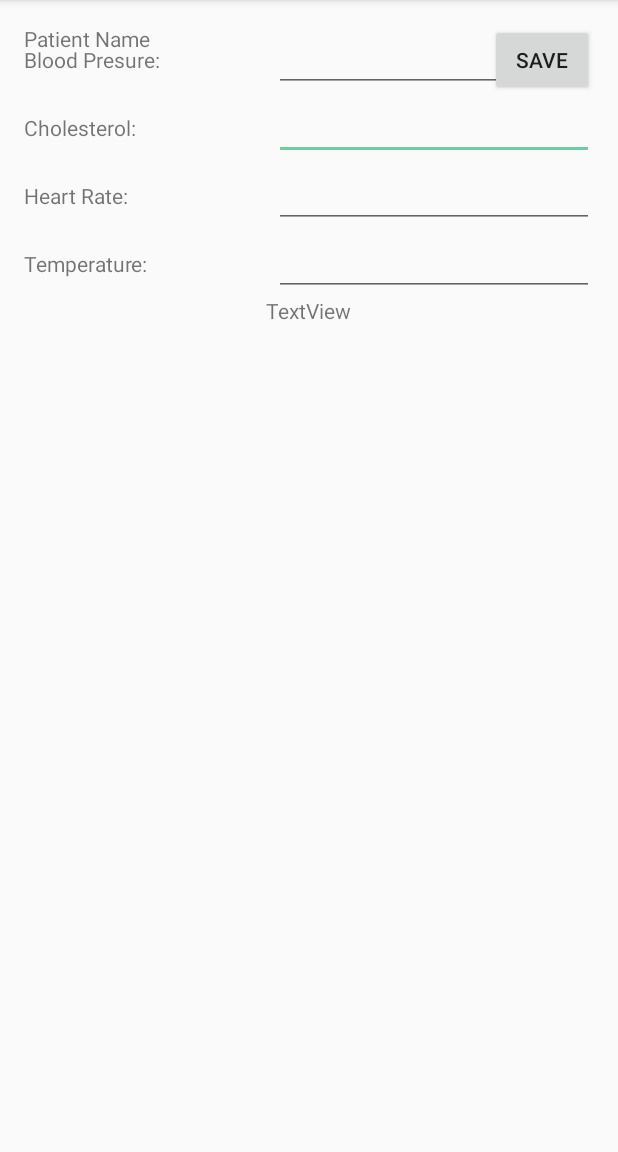
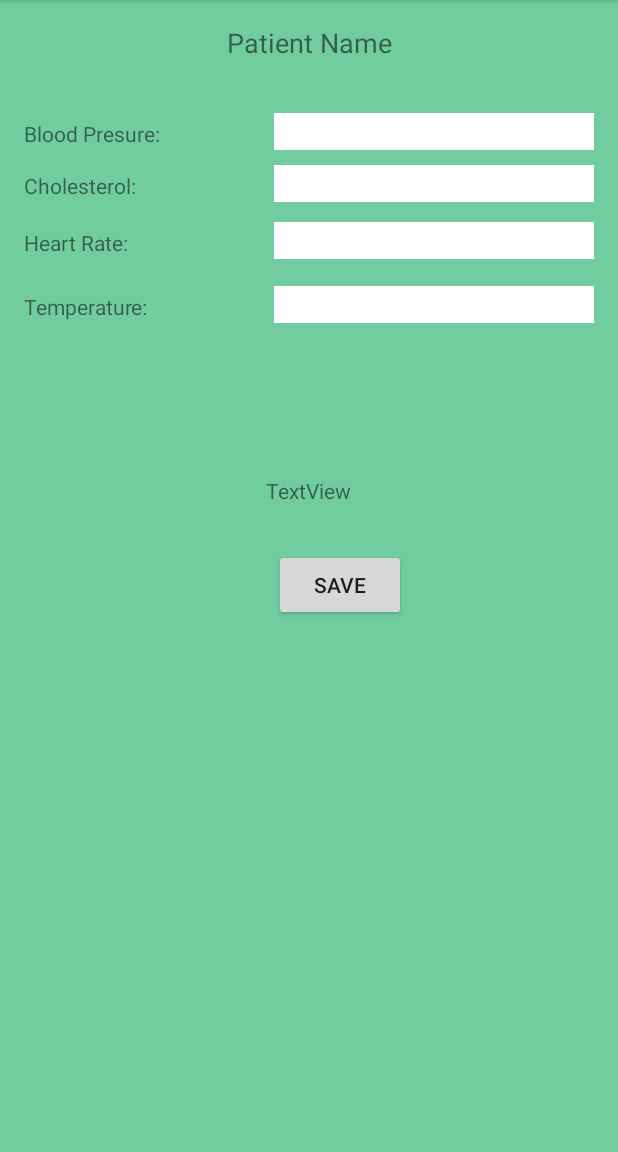
Before and after one commit to TeamArrowAndroid1/arrowhcandroid, an Android app: the AddTest screen opened directly, with no data from a screen before it, on a phone screen of 412 x 824 dp, the part 84-1236 px from its top. Run offline under Robolectric (Android 15) with nearby library versions, the phone set to English and light mode, and no system bars; our stand-ins replace Volley; network calls fail.

Commit message:
Sorting test list

```diff
--- a/arrowapp/src/main/java/com/arrow/arrowhc/AddTest.java
+++ b/arrowapp/src/main/java/com/arrow/arrowhc/AddTest.java
@@ -51,12 +51,6 @@ public class AddTest extends AppCompatActivity {
             @Override
             public void onClick(View v) {
 
-                /*
-                Intent intent=new Intent(getBaseContext(),AddTest.class);
-                intent.putExtra("id",sPatienId);
-                startActivity(intent);
-                */
-
                 EditText etCholesterol = (EditText) findViewById(R.id.etCholesterol);
                 EditText etTemperature = (EditText) findViewById(R.id.etTemperature);
                 EditText etBlood = (EditText) findViewById(R.id.etBlood);
@@ -107,22 +101,13 @@ public class AddTest extends AppCompatActivity {
 
                 mRequestQueue.add(MyStringRequest);
 
+                Intent intent=new Intent(getBaseContext(),PatientPage.class);
+                intent.putExtra("id",sPatienId);
+                startActivity(intent);
 
             }
         });
 
     }
-    /*
-    @Override
-    public void onBackPressed() {
 
-        String sPatienId = getIntent().getStringExtra("id");
-
-        Intent intent=new Intent(getBaseContext(),AddTest.class);
-        intent.putExtra("id",sPatienId);
-        startActivity(intent);
-
-        return;
-    }
-    */
 }
--- a/arrowapp/src/main/res/layout/activity_add_test.xml
+++ b/arrowapp/src/main/res/layout/activity_add_test.xml
@@ -8,7 +8,8 @@
     android:paddingLeft="@dimen/activity_horizontal_margin"
     android:paddingRight="@dimen/activity_horizontal_margin"
     android:paddingTop="@dimen/activity_vertical_margin"
-    tools:context="com.arrow.arrowhc.AddTest">
+    tools:context="com.arrow.arrowhc.AddTest"
+    android:background="@color/colorAccent">
 
     <TextView
         android:text="Patient Name"
@@ -16,7 +17,11 @@
         android:layout_height="wrap_content"
         android:layout_alignParentTop="true"
         android:layout_alignParentStart="true"
-        android:id="@+id/tvName" />
+        android:id="@+id/tvName"
+        android:textAlignment="center"
+        android:layout_alignParentEnd="true"
+        android:layout_alignBottom="@+id/tvBlood"
+        android:textSize="18sp" />
 
     <TextView
         android:text="Cholesterol:"
@@ -27,16 +32,6 @@
         android:layout_alignBottom="@+id/etCholesterol"
         android:layout_alignParentStart="true" />
 
-    <EditText
-        android:layout_width="wrap_content"
-        android:layout_height="wrap_content"
-        android:inputType="textPersonName"
-        android:ems="10"
-        android:id="@+id/etCholesterol"
-        android:singleLine="true"
-        android:layout_below="@+id/etBlood"
-        android:layout_alignParentEnd="true" />
-
     <TextView
         android:text="Heart Rate:"
         android:layout_width="wrap_content"
@@ -45,16 +40,6 @@
         android:layout_alignBaseline="@+id/etHeart"
         android:layout_alignBottom="@+id/etHeart"
         android:layout_alignParentStart="true" />
-
-    <EditText
-        android:layout_width="wrap_content"
-        android:layout_height="wrap_content"
-        android:inputType="textPersonName"
-        android:ems="10"
-        android:id="@+id/etHeart"
-        android:singleLine="true"
-        android:layout_below="@+id/etCholesterol"
-        android:layout_alignParentEnd="true" />
 
     <TextView
         android:text="Temperature:"
@@ -65,35 +50,6 @@
         android:layout_alignBottom="@+id/etTemperature"
         android:layout_alignParentStart="true" />
 
-    <EditText
-        android:layout_width="wrap_content"
-        android:layout_height="wrap_content"
-        android:inputType="textPersonName"
-        android:ems="10"
-        android:id="@+id/etTemperature"
-        android:singleLine="true"
-        android:layout_below="@+id/etHeart"
-        android:layout_alignParentEnd="true" />
-
-    <Button
-        android:text="Save"
-        android:layout_width="wrap_content"
-        android:layout_height="wrap_content"
-        android:id="@+id/saveButton"
-        android:layout_alignParentTop="true"
-        android:layout_alignStart="@+id/etBlood"
-        android:layout_marginStart="144dp" />
-
-    <EditText
-        android:layout_width="wrap_content"
-        android:layout_height="wrap_content"
-        android:inputType="textPersonName"
-        android:ems="10"
-        android:id="@+id/etBlood"
-        android:singleLine="true"
-        android:layout_below="@+id/button2"
-        android:layout_alignParentEnd="true" />
-
     <TextView
         android:text="Blood Presure:"
         android:layout_width="wrap_content"
@@ -103,12 +59,70 @@
         android:layout_alignBottom="@+id/etBlood"
         android:layout_alignParentStart="true" />
 
+    <EditText
+        android:layout_width="wrap_content"
+        android:layout_height="wrap_content"
+        android:inputType="textPersonName"
+        android:ems="10"
+        android:id="@+id/etBlood"
+        android:layout_marginTop="59dp"
+        android:layout_alignParentTop="true"
+        android:layout_alignParentEnd="true"
+        style="@style/Widget.AppCompat.EditText"
+        android:background="@color/white" />
+
+    <Button
+        android:text="Save"
+        android:layout_width="wrap_content"
+        android:layout_height="wrap_content"
+        android:id="@+id/saveButton"
+        android:layout_marginTop="29dp"
+        android:layout_below="@+id/textView2"
+        android:layout_alignStart="@+id/etTemperature" />
+
     <TextView
         android:text="TextView"
         android:layout_width="wrap_content"
         android:layout_height="wrap_content"
+        android:id="@+id/textView2"
         android:layout_below="@+id/etTemperature"
         android:layout_centerHorizontal="true"
-        android:id="@+id/textView2" />
+        android:layout_marginTop="102dp" />
+
+    <EditText
+        android:layout_width="wrap_content"
+        android:layout_height="wrap_content"
+        android:inputType="textPersonName"
+        android:ems="10"
+        android:id="@+id/etCholesterol"
+        android:singleLine="true"
+        android:background="@color/white"
+        android:layout_below="@+id/etBlood"
+        android:layout_alignParentEnd="true"
+        android:layout_marginTop="10dp" />
+
+    <EditText
+        android:layout_width="wrap_content"
+        android:layout_height="wrap_content"
+        android:inputType="textPersonName"
+        android:ems="10"
+        android:id="@+id/etHeart"
+        android:singleLine="true"
+        android:background="@color/white"
+        android:layout_below="@+id/etCholesterol"
+        android:layout_alignParentEnd="true"
+        android:layout_marginTop="13dp" />
+
+    <EditText
+        android:layout_width="wrap_content"
+        android:layout_height="wrap_content"
+        android:inputType="textPersonName"
+        android:ems="10"
+        android:id="@+id/etTemperature"
+        android:singleLine="true"
+        android:background="@color/white"
+        android:layout_below="@+id/etHeart"
+        android:layout_alignParentEnd="true"
+        android:layout_marginTop="18dp" />
 
 </RelativeLayout>
```
Also changed, not shown: arrowapp/src/main/java/com/arrow/arrowhc/PatientPage.java (+12 -10 lines), arrowapp/src/main/res/layout/activity_patient_page.xml (+47 -39 lines), arrowapp/src/main/res/drawable-hdpi/ic_add_test.png (added), arrowapp/src/main/res/drawable-mdpi/ic_add_test.png (added), arrowapp/src/main/res/drawable-xhdpi/ic_add_test.png (added), arrowapp/src/main/res/drawable-xxhdpi/ic_add_test.png (added), 2 other files.
